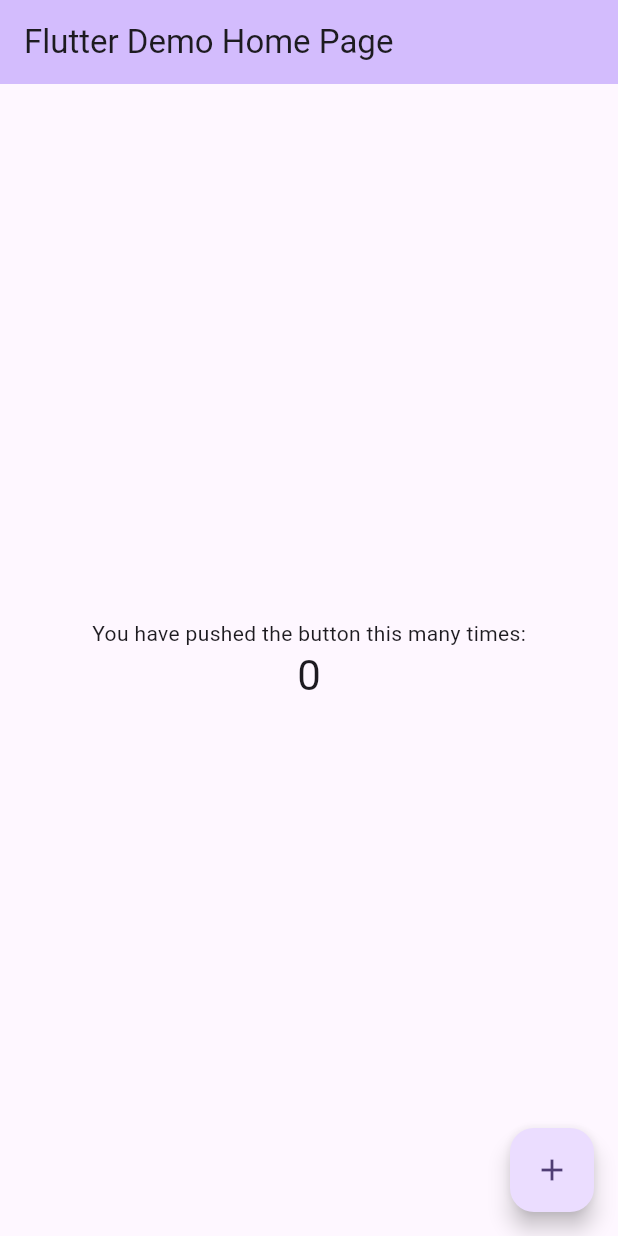
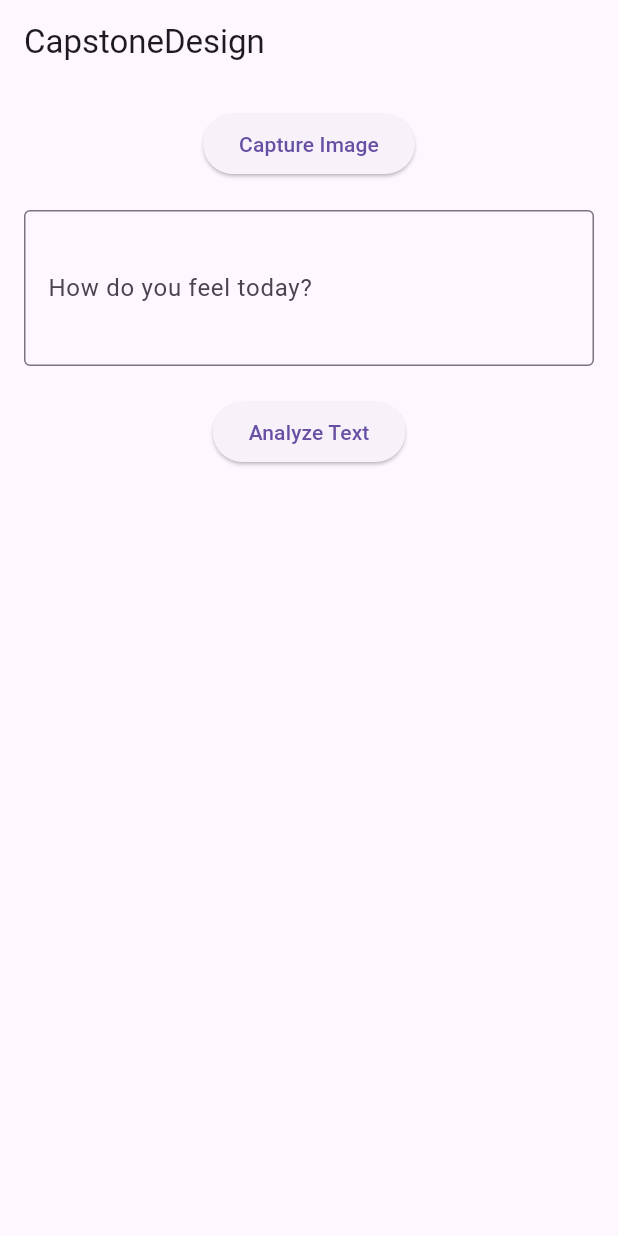
Before and after one commit to sjwoo1999/capstonedesign, a Flutter app: the screen it shows after launch, on a phone screen of 412 x 824 dp. Run offline on Flutter 3.47's test engine with Material 3 defaults, Android fonts, the light colour scheme and no system bars; our stand-ins replace camera; missing offline and left inert: tflite_flutter.

Commit message:
🐛 Set Initial Screen
Set Initial Screen

```diff
--- a/capstonedesign_flutter/lib/main.dart
+++ b/capstonedesign_flutter/lib/main.dart
@@ -1,125 +1,37 @@
+// lib/main.dart
 import 'package:flutter/material.dart';
+import 'package:provider/provider.dart';
+import 'package:capstonedesign_flutter/providers/emotion_provider.dart';
+import 'package:capstonedesign_flutter/services/tflite_service.dart';
+import 'package:capstonedesign_flutter/screens/home_screen.dart';
 
-void main() {
-  runApp(const MyApp());
+void main() async {
+  WidgetsFlutterBinding.ensureInitialized();
+  final tfliteService = TFLiteService();
+  try {
+    await tfliteService.loadModel();
+  } catch (e) {
+    print('Failed to load TFLite model: $e');
+    // 에러 처리 (예: 기본 UI 표시)
+  }
+  runApp(
+    MultiProvider(
+      providers: [
+        ChangeNotifierProvider(create: (_) => EmotionProvider()),
+        Provider(create: (_) => tfliteService),
+      ],
+      child: MyApp(),
+    ),
+  );
 }
 
 class MyApp extends StatelessWidget {
-  const MyApp({super.key});
-
-  // This widget is the root of your application.
   @override
   Widget build(BuildContext context) {
     return MaterialApp(
-      title: 'Flutter Demo',
-      theme: ThemeData(
-        // This is the theme of your application.
-        //
-        // TRY THIS: Try running your application with "flutter run". You'll see
-        // the application has a purple toolbar. Then, without quitting the app,
-        // try changing the seedColor in the colorScheme below to Colors.green
-        // and then invoke "hot reload" (save your changes or press the "hot
-        // reload" button in a Flutter-supported IDE, or press "r" if you used
-        // the command line to start the app).
-        //
-        // Notice that the counter didn't reset back to zero; the application
-        // state is not lost during the reload. To reset the state, use hot
-        // restart instead.
-        //
-        // This works for code too, not just values: Most code changes can be
-        // tested with just a hot reload.
-        colorScheme: ColorScheme.fromSeed(seedColor: Colors.deepPurple),
-        useMaterial3: true,
-      ),
-      home: const MyHomePage(title: 'Flutter Demo Home Page'),
+      title: 'CapstoneDesign',
+      theme: ThemeData(primarySwatch: Colors.blue),
+      home: HomeScreen(),
     );
   }
 }
-
-class MyHomePage extends StatefulWidget {
-  const MyHomePage({super.key, required this.title});
-
-  // This widget is the home page of your application. It is stateful, meaning
-  // that it has a State object (defined below) that contains fields that affect
-  // how it looks.
-
-  // This class is the configuration for the state. It holds the values (in this
-  // case the title) provided by the parent (in this case the App widget) and
-  // used by the build method of the State. Fields in a Widget subclass are
-  // always marked "final".
-
-  final String title;
-
-  @override
-  State<MyHomePage> createState() => _MyHomePageState();
-}
-
-class _MyHomePageState extends State<MyHomePage> {
-  int _counter = 0;
-
-  void _incrementCounter() {
-    setState(() {
-      // This call to setState tells the Flutter framework that something has
-      // changed in this State, which causes it to rerun the build method below
-      // so that the display can reflect the updated values. If we changed
-      // _counter without calling setState(), then the build method would not be
-      // called again, and so nothing would appear to happen.
-      _counter++;
-    });
-  }
-
-  @override
-  Widget build(BuildContext context) {
-    // This method is rerun every time setState is called, for instance as done
-    // by the _incrementCounter method above.
-    //
-    // The Flutter framework has been optimized to make rerunning build methods
-    // fast, so that you can just rebuild anything that needs updating rather
-    // than having to individually change instances of widgets.
-    return Scaffold(
-      appBar: AppBar(
-        // TRY THIS: Try changing the color here to a specific color (to
-        // Colors.amber, perhaps?) and trigger a hot reload to see the AppBar
-        // change color while the other colors stay the same.
-        backgroundColor: Theme.of(context).colorScheme.inversePrimary,
-        // Here we take the value from the MyHomePage object that was created by
-        // the App.build method, and use it to set our appbar title.
-        title: Text(widget.title),
-      ),
-      body: Center(
-        // Center is a layout widget. It takes a single child and positions it
-        // in the middle of the parent.
-        child: Column(
-          // Column is also a layout widget. It takes a list of children and
-          // arranges them vertically. By default, it sizes itself to fit its
-          // children horizontally, and tries to be as tall as its parent.
-          //
-          // Column has various properties to control how it sizes itself and
-          // how it positions its children. Here we use mainAxisAlignment to
-          // center the children vertically; the main axis here is the vertical
-          // axis because Columns are vertical (the cross axis would be
-          // horizontal).
-          //
-          // TRY THIS: Invoke "debug painting" (choose the "Toggle Debug Paint"
-          // action in the IDE, or press "p" in the console), to see the
-          // wireframe for each widget.
-          mainAxisAlignment: MainAxisAlignment.center,
-          children: <Widget>[
-            const Text(
-              'You have pushed the button this many times:',
-            ),
-            Text(
-              '$_counter',
-              style: Theme.of(context).textTheme.headlineMedium,
-            ),
-          ],
-        ),
-      ),
-      floatingActionButton: FloatingActionButton(
-        onPressed: _incrementCounter,
-        tooltip: 'Increment',
-        child: const Icon(Icons.add),
-      ), // This trailing comma makes auto-formatting nicer for build methods.
-    );
-  }
-}
--- /dev/null
+++ b/capstonedesign_flutter/lib/models/emotion_results.dart
@@ -0,0 +1,35 @@
+// lib/models/emotion_result.dart
+class EmotionResult {
+  final double happiness;
+  final double sadness;
+  final double anger;
+  final double surprise;
+  final double disgust;
+  final double fear;
+  final double neutral;
+  final String feedback;
+
+  EmotionResult({
+    required this.happiness,
+    required this.sadness,
+    required this.anger,
+    required this.surprise,
+    required this.disgust,
+    required this.fear,
+    required this.neutral,
+    required this.feedback,
+  });
+
+  factory EmotionResult.fromJson(Map<String, dynamic> json) {
+    return EmotionResult(
+      happiness: json['emotion']['happiness'] ?? 0.0,
+      sadness: json['emotion']['sadness'] ?? 0.0,
+      anger: json['emotion']['anger'] ?? 0.0,
+      surprise: json['emotion']['surprise'] ?? 0.0,
+      disgust: json['emotion']['disgust'] ?? 0.0,
+      fear: json['emotion']['fear'] ?? 0.0,
+      neutral: json['emotion']['neutral'] ?? 0.0,
+      feedback: json['feedback'] ?? '',
+    );
+  }
+}
--- /dev/null
+++ b/capstonedesign_flutter/lib/providers/emotion_provider.dart
@@ -0,0 +1,28 @@
+// lib/providers/emotion_provider.dart
+import 'package:flutter/material.dart';
+import '../models/emotion_results.dart';
+import '../services/api_service.dart';
+
+class EmotionProvider with ChangeNotifier {
+  EmotionResult? _result;
+  bool _isLoading = false;
+
+  EmotionResult? get result => _result;
+  bool get isLoading => _isLoading;
+
+  final ApiService _apiService = ApiService();
+
+  Future<void> analyze({String? image, String? text}) async {
+    _isLoading = true;
+    notifyListeners();
+
+    try {
+      _result = await _apiService.analyzeEmotion(image: image, text: text);
+    } catch (e) {
+      print('Error: $e');
+    } finally {
+      _isLoading = false;
+      notifyListeners();
+    }
+  }
+}
--- /dev/null
+++ b/capstonedesign_flutter/lib/screens/home_screen.dart
@@ -0,0 +1,62 @@
+import 'package:flutter/material.dart';
+import 'camera_screen.dart';
+import 'result_screen.dart';
+import '../providers/emotion_provider.dart';
+import 'package:provider/provider.dart';
+
+class HomeScreen extends StatelessWidget {
+  final TextEditingController _textController = TextEditingController();
+
+  @override
+  Widget build(BuildContext context) {
+    return Scaffold(
+      appBar: AppBar(title: Text('CapstoneDesign')),
+      body: Padding(
+        padding: const EdgeInsets.all(16.0),
+        child: Column(
+          children: [
+            ElevatedButton(
+              onPressed: () {
+                Navigator.push(
+                  context,
+                  MaterialPageRoute(builder: (_) => CameraScreen()),
+                );
+              },
+              child: Text('Capture Image'),
+            ),
+            SizedBox(height: 20),
+            TextField(
+              controller: _textController,
+              decoration: InputDecoration(
+                labelText: 'How do you feel today?',
+                border: OutlineInputBorder(),
+              ),
+              maxLines: 3,
+            ),
+            SizedBox(height: 20),
+            Consumer<EmotionProvider>(
+              builder: (context, provider, child) {
+                return provider.isLoading
+                    ? CircularProgressIndicator()
+                    : ElevatedButton(
+                        onPressed: () async {
+                          if (_textController.text.isNotEmpty) {
+                            await provider.analyze(text: _textController.text);
+                            Navigator.push(
+                              context,
+                              MaterialPageRoute(
+                                builder: (_) => ResultScreen(),
+                              ),
+                            );
+                          }
+                        },
+                        child: Text('Analyze Text'),
+                      );
+              },
+            ),
+          ],
+        ),
+      ),
+    );
+  }
+}
--- /dev/null
+++ b/capstonedesign_flutter/lib/screens/result_screen.dart
@@ -0,0 +1,55 @@
+import 'package:flutter/material.dart';
+import 'package:provider/provider.dart';
+import '../providers/emotion_provider.dart';
+
+class ResultScreen extends StatelessWidget {
+  @override
+  Widget build(BuildContext context) {
+    final provider = Provider.of<EmotionProvider>(context);
+    final result = provider.result;
+
+    if (result == null) {
+      return Scaffold(
+        appBar: AppBar(title: Text('Result')),
+        body: Center(child: Text('No result available')),
+      );
+    }
+
+    final maxEmotion = {
+      'Happiness': result.happiness,
+      'Sadness': result.sadness,
+      'Anger': result.anger,
+      'Surprise': result.surprise,
+      'Disgust': result.disgust,
+      'Fear': result.fear,
+      'Neutral': result.neutral,
+    }.entries.reduce((a, b) => a.value > b.value ? a : b);
+
+    return Scaffold(
+      appBar: AppBar(title: Text('Result')),
+      body: Padding(
+        padding: const EdgeInsets.all(16.0),
+        child: Column(
+          crossAxisAlignment: CrossAxisAlignment.start,
+          children: [
+            Text(
+                'Main Emotion: ${maxEmotion.key} (${(maxEmotion.value * 100).toStringAsFixed(1)}%)',
+                style: TextStyle(fontSize: 20, fontWeight: FontWeight.bold)),
+            SizedBox(height: 10),
+            Text('Happiness: ${(result.happiness * 100).toStringAsFixed(1)}%'),
+            Text('Sadness: ${(result.sadness * 100).toStringAsFixed(1)}%'),
+            Text('Anger: ${(result.anger * 100).toStringAsFixed(1)}%'),
+            Text('Surprise: ${(result.surprise * 100).toStringAsFixed(1)}%'),
+            Text('Disgust: ${(result.disgust * 100).toStringAsFixed(1)}%'),
+            Text('Fear: ${(result.fear * 100).toStringAsFixed(1)}%'),
+            Text('Neutral: ${(result.neutral * 100).toStringAsFixed(1)}%'),
+            SizedBox(height: 20),
+            Text('Feedback:',
+                style: TextStyle(fontSize: 18, fontWeight: FontWeight.bold)),
+            Text(result.feedback),
+          ],
+        ),
+      ),
+    );
+  }
+}
--- /dev/null
+++ b/capstonedesign_flutter/lib/services/api_service.dart
@@ -0,0 +1,24 @@
+import 'dart:convert';
+import 'package:http/http.dart' as http;
+import '../models/emotion_results.dart';
+
+class ApiService {
+  static const String baseUrl = 'http://localhost:3000/api';
+
+  Future<EmotionResult> analyzeEmotion({String? image, String? text}) async {
+    final response = await http.post(
+      Uri.parse('$baseUrl/analyze'),
+      headers: {'Content-Type': 'application/json'},
+      body: jsonEncode({
+        if (image != null) 'image': image,
+        if (text != null) 'text': text,
+      }),
+    );
+
+    if (response.statusCode == 200) {
+      return EmotionResult.fromJson(jsonDecode(response.body));
+    } else {
+      throw Exception('Failed to analyze emotion: ${response.statusCode}');
+    }
+  }
+}
```
Also changed, not shown: capstonedesign_flutter/lib/screens/camera_screen.dart (added, +62 -0 lines), capstonedesign_flutter/lib/services/tflite_service.dart (added, +36 -0 lines), capstonedesign_flutter/pubspec.yaml (+10 -72 lines), capstonedesign_flutter/pubspec.lock, 29 other files.
